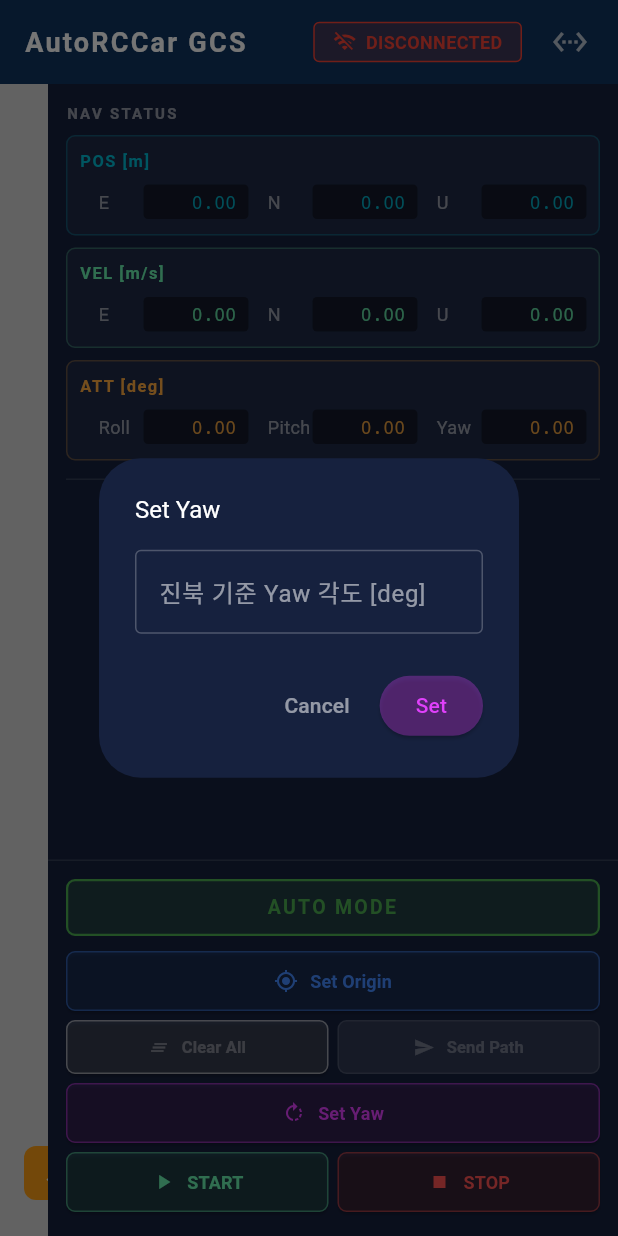
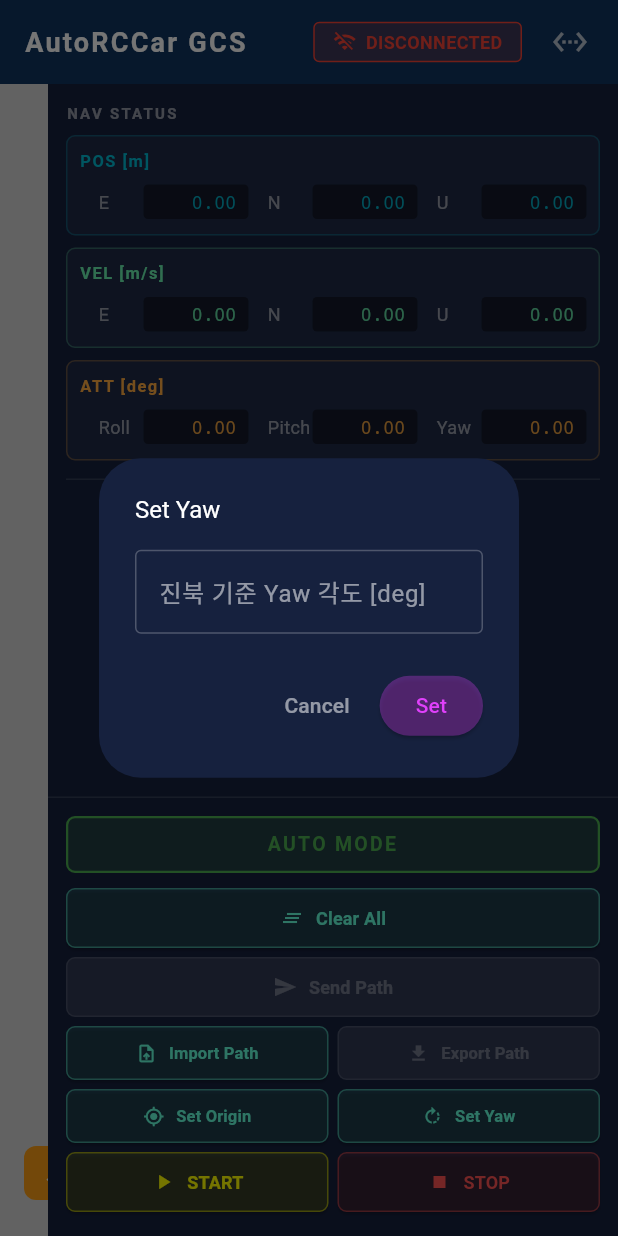
Before and after one commit to gspark87/autoRCcar_GCS, a Flutter app: the screen it shows after launch, after a tap on "Set Origin", after a tap on "Set Yaw", on a phone screen of 412 x 824 dp. Run offline on Flutter 3.47's test engine with Material 3 defaults, Android fonts, the phone set to English and light mode, and no system bars; drawn by our look-alikes of flutter_map; our stand-ins replace latlong2, shared_preferences; missing offline and left inert: file_selector.

Commit message:
add import/export/send path buttons and reorganize control panel layout

```diff
--- a/lib/screens/widgets/control_panel.dart
+++ b/lib/screens/widgets/control_panel.dart
@@ -1,9 +1,9 @@
-// lib/screens/widgets/control_panel.dart
-
 import 'package:flutter/material.dart';
 import '../../ros2/gcs_controller.dart';
+import 'package:file_selector/file_selector.dart';
+import 'dart:typed_data';
 
-class ControlPanel extends StatelessWidget {
+class ControlPanel extends StatefulWidget {
   final GcsController ctrl;
   final VoidCallback onSetOrigin;
 
@@ -12,6 +12,14 @@ class ControlPanel extends StatelessWidget {
     required this.ctrl,
     required this.onSetOrigin,
   });
+
+  @override
+  State<ControlPanel> createState() => _ControlPanelState();
+}
+
+class _ControlPanelState extends State<ControlPanel> {
+  GcsController get ctrl => widget.ctrl;
+  VoidCallback get onSetOrigin => widget.onSetOrigin;
 
   @override
   Widget build(BuildContext context) {
@@ -23,38 +31,48 @@ class ControlPanel extends StatelessWidget {
       child: Column(
         mainAxisSize: MainAxisSize.min,
         children: [
-          // 모드 배너
           _modeBanner(),
           const SizedBox(height: 10),
 
-          // Origin 설정
+          // Clear All 한 줄
           _gcsButton(
-            label: 'Set Origin',
-            icon: Icons.my_location,
-            color: Colors.blueAccent,
-            onPressed: onSetOrigin,
+            label: 'Clear All',
+            icon: Icons.clear_all,
+            color: Colors.tealAccent,
+            onPressed: ctrl.clearAll,
           ),
           const SizedBox(height: 6),
 
-          // 경로 버튼들
+          // Send Path 한 줄
+          _gcsButton(
+            label: 'Send Path',
+            icon: Icons.send,
+            color: Colors.tealAccent,
+            onPressed: ctrl.waypoints.isNotEmpty ? ctrl.sendGlobalPath : null,
+          ),
+          const SizedBox(height: 6),
+
+          // Import Path / Export Path 2열
           Row(
             children: [
               Expanded(
                 child: _gcsButton(
-                  label: 'Clear All',
-                  icon: Icons.clear_all,
-                  color: Colors.white38,
-                  onPressed: ctrl.clearAll,
+                  label: 'Import Path',
+                  icon: Icons.upload_file,
+                  color: Colors.tealAccent,
+                  onPressed: () => _importPath(context),
                   small: true,
                 ),
               ),
               const SizedBox(width: 6),
               Expanded(
                 child: _gcsButton(
-                  label: 'Send Path',
-                  icon: Icons.send,
+                  label: 'Export Path',
+                  icon: Icons.download,
                   color: Colors.tealAccent,
-                  onPressed: ctrl.waypoints.isNotEmpty ? ctrl.sendGlobalPath : null,
+                  onPressed: ctrl.waypoints.isNotEmpty
+                      ? () => _exportPath(context)
+                      : null,
                   small: true,
                 ),
               ),
@@ -62,12 +80,29 @@ class ControlPanel extends StatelessWidget {
           ),
           const SizedBox(height: 6),
 
-          // Set Yaw
-          _gcsButton(
-            label: 'Set Yaw',
-            icon: Icons.rotate_right,
-            color: Colors.purpleAccent,
-            onPressed: () => _showSetYawDialog(context),
+          // Set Origin / Set Yaw 2열
+          Row(
+            children: [
+              Expanded(
+                child: _gcsButton(
+                  label: 'Set Origin',
+                  icon: Icons.my_location,
+                  color: Colors.tealAccent,
+                  onPressed: onSetOrigin,
+                  small: true,
+                ),
+              ),
+              const SizedBox(width: 6),
+              Expanded(
+                child: _gcsButton(
+                  label: 'Set Yaw',
+                  icon: Icons.rotate_right,
+                  color: Colors.tealAccent,
+                  onPressed: () => _showSetYawDialog(context),
+                  small: true,
+                ),
+              ),
+            ],
           ),
           const SizedBox(height: 6),
 
@@ -78,7 +113,7 @@ class ControlPanel extends StatelessWidget {
                 child: _gcsButton(
                   label: 'START',
                   icon: Icons.play_arrow,
-                  color: Colors.greenAccent,
+                  color: Colors.yellowAccent,
                   onPressed: ctrl.isTeleop ? null : ctrl.sendStart,
                 ),
               ),
@@ -95,7 +130,6 @@ class ControlPanel extends StatelessWidget {
           ),
           const SizedBox(height: 4),
 
-          // Waypoint 개수
           if (ctrl.waypoints.isNotEmpty)
             Text(
               'Waypoints: ${ctrl.waypoints.length}  |  Spline: ${ctrl.splinePath.length}pts',
@@ -105,6 +139,40 @@ class ControlPanel extends StatelessWidget {
         ],
       ),
     );
+  }
+
+  void _exportPath(BuildContext context) async {
+    final now = DateTime.now();
+    final timestamp =
+        '${now.year}_${now.month.toString().padLeft(2, '0')}_${now.day.toString().padLeft(2, '0')}'
+        '_${now.hour.toString().padLeft(2, '0')}_${now.minute.toString().padLeft(2, '0')}_${now.second.toString().padLeft(2, '0')}';
+
+    final location = await getSaveLocation(
+      suggestedName: 'waypoints_$timestamp.txt',
+      acceptedTypeGroups: [
+        const XTypeGroup(label: 'text', extensions: ['txt']),
+      ],
+    );
+    if (location != null) {
+      final content = ctrl.exportPathToText();
+      final file = XFile.fromData(
+        Uint8List.fromList(content.codeUnits),
+        mimeType: 'text/plain',
+      );
+      await file.saveTo(location.path);
+    }
+  }
+
+  void _importPath(BuildContext context) async {
+    const XTypeGroup typeGroup = XTypeGroup(
+      label: 'text',
+      extensions: ['txt'],
+    );
+    final XFile? file = await openFile(acceptedTypeGroups: [typeGroup]);
+    if (file != null) {
+      final content = await file.readAsString();
+      ctrl.importPathFromText(content);
+    }
   }
 
   Widget _modeBanner() {
@@ -153,13 +221,15 @@ class ControlPanel extends StatelessWidget {
           foregroundColor: isDisabled ? Colors.white24 : color,
           side: BorderSide(
               color: isDisabled ? Colors.white12 : color.withOpacity(0.5)),
-          shape: RoundedRectangleBorder(borderRadius: BorderRadius.circular(6)),
+          shape:
+              RoundedRectangleBorder(borderRadius: BorderRadius.circular(6)),
           padding: EdgeInsets.zero,
         ),
         icon: Icon(icon, size: small ? 14 : 16),
         label: Text(
           label,
-          style: TextStyle(fontSize: small ? 11 : 12, fontWeight: FontWeight.bold),
+          style: TextStyle(
+              fontSize: small ? 11 : 12, fontWeight: FontWeight.bold),
         ),
         onPressed: onPressed,
       ),
@@ -191,8 +261,8 @@ class ControlPanel extends StatelessWidget {
         actions: [
           TextButton(
             onPressed: () => Navigator.pop(ctx),
-            child:
-                const Text('Cancel', style: TextStyle(color: Colors.white54)),
+            child: const Text('Cancel',
+                style: TextStyle(color: Colors.white54)),
           ),
           ElevatedButton(
             style: ElevatedButton.styleFrom(
@@ -207,8 +277,8 @@ class ControlPanel extends StatelessWidget {
                 Navigator.pop(ctx);
               }
             },
-            child:
-                const Text('Set', style: TextStyle(color: Colors.purpleAccent)),
+            child: const Text('Set',
+                style: TextStyle(color: Colors.purpleAccent)),
           ),
         ],
       ),
--- a/pubspec.yaml
+++ b/pubspec.yaml
@@ -26,6 +26,9 @@ dependencies:
   # 저장
   shared_preferences: ^2.2.2
 
+  # 파일 저장
+  file_selector: ^1.0.3
+
 dev_dependencies:
   flutter_test:
     sdk: flutter
```
Also changed, not shown: pubspec.lock.
